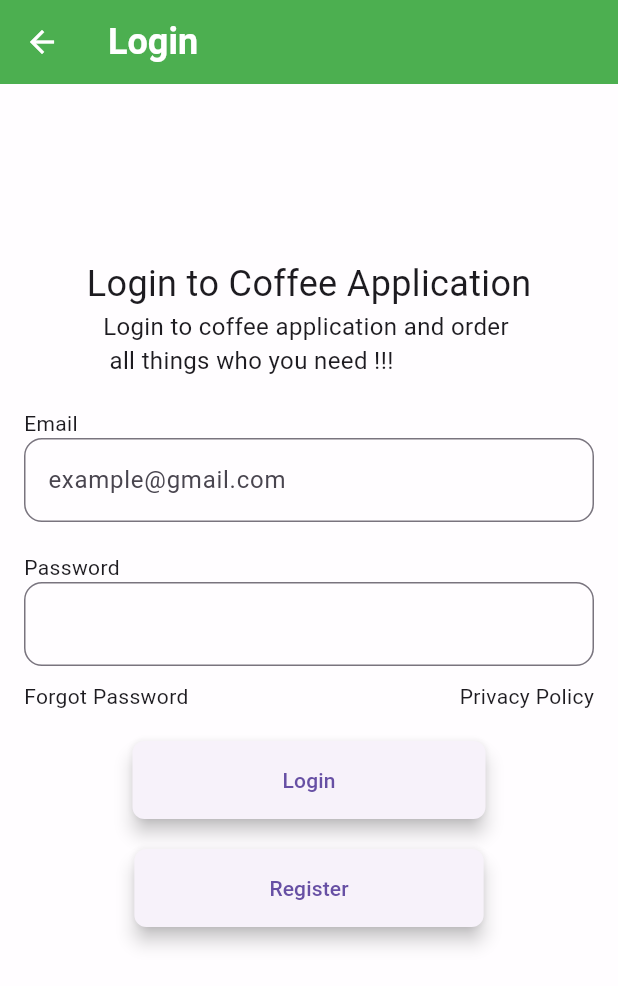
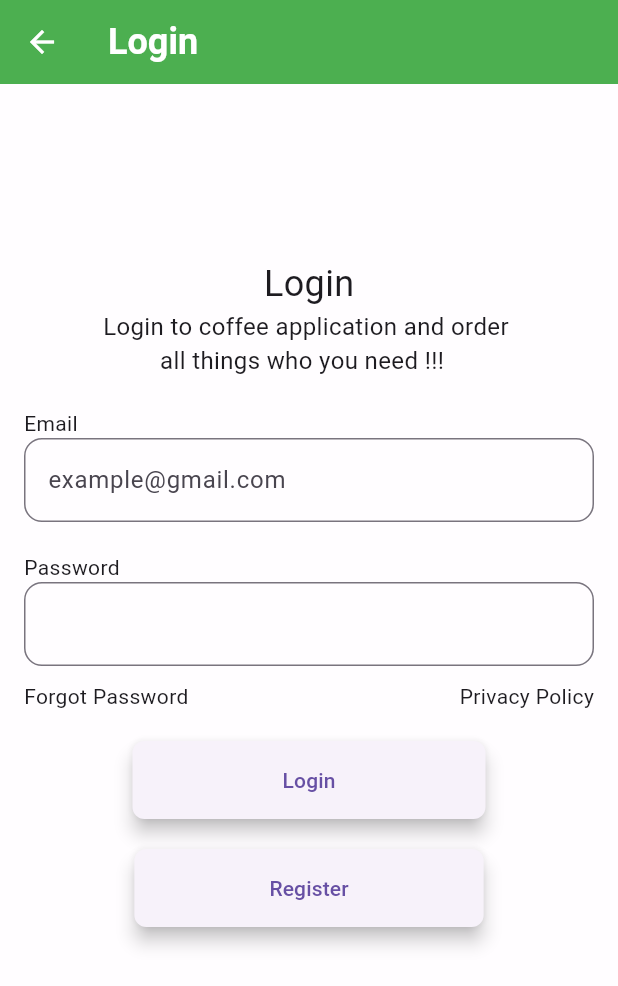
Before and after one commit to kaoheng1515/flutter_coffee_app, a Flutter app: the LoginScreen screen opened by its route, on a phone screen of 412 x 824 dp. Shown: the top 986 px of the screen. Run offline on Flutter 3.47's test engine with Material 3 defaults, Android fonts, the phone set to English and light mode, and no system bars.

Commit message:
Update login_screen.dart

```diff
--- a/lib/screen/login_screen.dart
+++ b/lib/screen/login_screen.dart
@@ -20,11 +20,11 @@
           children: [
             SizedBox(height: 100),
             Text(
-              'Login to Coffee Application',
+              'Login',
               style: TextStyle(fontSize: 24),
             ),
             Text(
-              'Login to coffee application and order \n all things who you need !!! ',
+              'Login to coffee application and order \n         all things who you need !!! ',
               style: TextStyle(fontSize: 16),
             ),
             SizedBox(height: 20),
```
